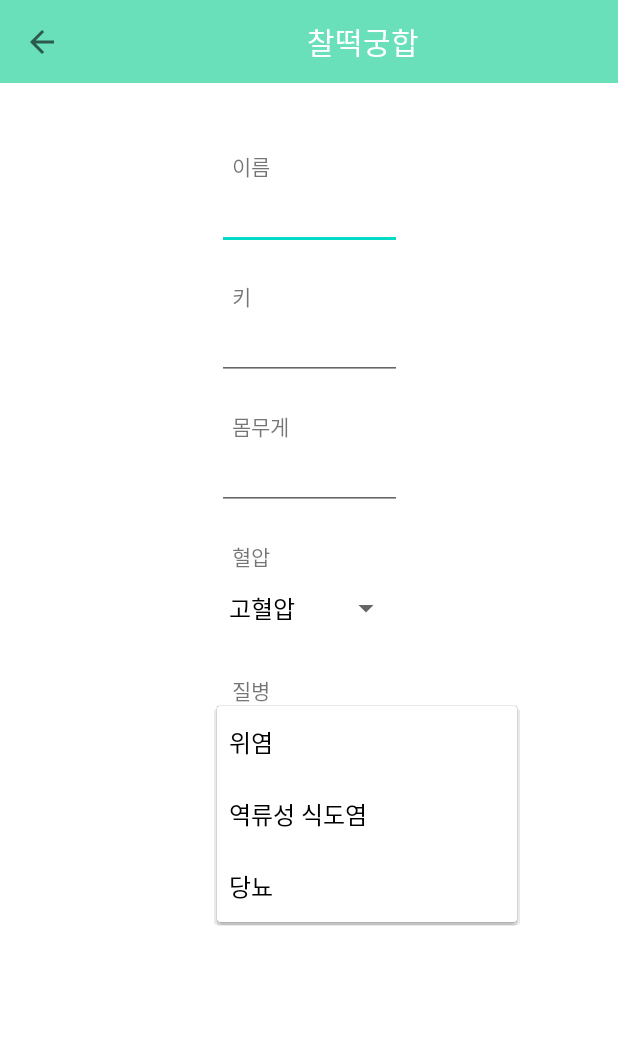
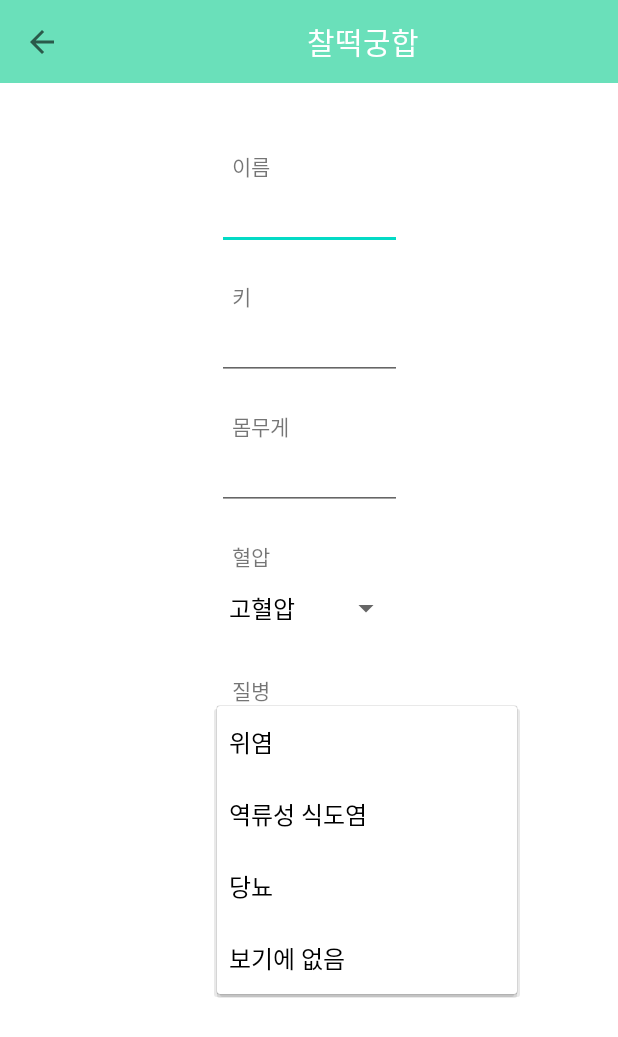
Before and after one commit to SMU-2021-1-SWProjects/LittleForest, an Android app: the HealthInformation screen opened directly, with no data from a screen before it, after a tap on "위염", on a phone screen of 412 x 824 dp. Shown: the top 1037 px of the screen. Run offline under Robolectric (Android 15) with nearby library versions, the phone set to English and light mode, and no system bars; our stand-ins replace Firebase (no records; nobody signed in at launch, a user with empty details on screens opened directly).

Commit message:
disease_array 오류 수정..

```diff
--- a/app/src/main/res/values/disease_array.xml
+++ b/app/src/main/res/values/disease_array.xml
@@ -4,7 +4,7 @@
         <item>위염</item>
         <item>역류성 식도염</item>
         <item>당뇨</item>
-
+        <item>보기에 없음</item>
     </string-array>
 
 
```
